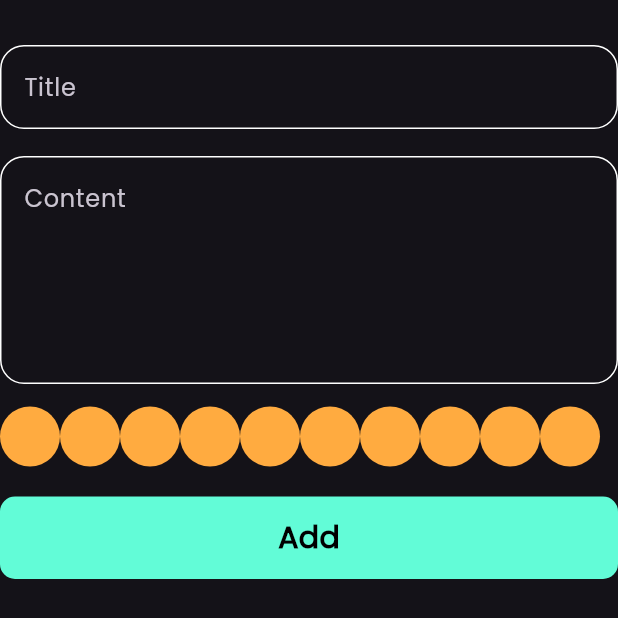
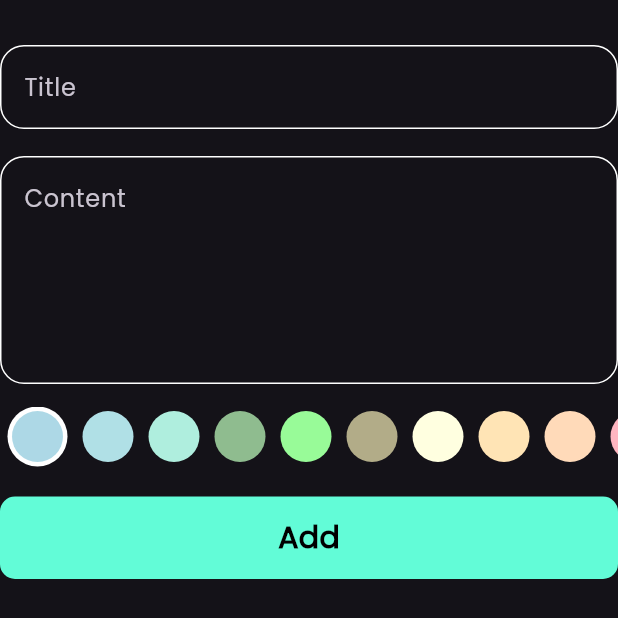
Before and after one commit to hassannwesh/notes_app, a Flutter app: the AddNoteForm widget shown alone on an empty page, opened directly, on a phone screen of 412 x 824 dp. Shown: the top 618 px of the screen. Run offline on Flutter 3.47's test engine with Material 3 defaults, Android fonts, the phone set to English and light mode, and no system bars; our stand-ins replace bloc, flutter_bloc, hive, hive_flutter, modal_progress_hud_nsn; accounts and stored records are empty; generated files the repository leaves out were written again.

Commit message:
create color list view p2

```diff
--- a/lib/widgets/add_note_form.dart
+++ b/lib/widgets/add_note_form.dart
@@ -46,9 +46,7 @@ class _AddNoteFormState extends State<AddNoteForm> {
             maxLines: 5,
           ),
           SizedBox(height: 15),
-          SizedBox(
-            height: 20*2,
-              child: ColorList()),
+          ColorListView(),
           SizedBox(height: 20),
           BlocBuilder<AddNoteCubit,AddNotesState>(
             builder: (context,state) {
--- a/lib/widgets/color_list_view.dart
+++ b/lib/widgets/color_list_view.dart
@@ -3,27 +3,83 @@ import 'package:flutter/cupertino.dart';
 import 'package:flutter/material.dart';
 
 class ColorItem extends StatelessWidget {
-  const ColorItem({super.key});
-
+  const ColorItem({super.key, required this.isActive, required this.color});
+final bool isActive;
+final Color color;
   @override
   Widget build(BuildContext context) {
-    return const CircleAvatar(
-      backgroundColor: Colors.orangeAccent,
+    return isActive ? CircleAvatar(
       radius: 20,
+      backgroundColor: Colors.white,
+      child: CircleAvatar(
+        radius: 17,
+        backgroundColor: color,
+      ),
+    ):  CircleAvatar(
+      backgroundColor: color,
+      radius: 17,
 
     );
   }
 }
-class ColorList extends StatelessWidget {
-  const ColorList({super.key});
+
+
+
+
+class ColorListView extends StatefulWidget {
+  const ColorListView({super.key});
 
   @override
+  State<ColorListView> createState() => _ColorListViewState();
+}
+
+
+class _ColorListViewState extends State<ColorListView> {
+  int currentIndex=0;
+  List<Color> color=[
+    Color(0xFFADD8E6), // Light Blue
+    Color(0xFFB0E0E6), // Powder Blue
+    Color(0xFFAFEEDE), // Pale Turquoise
+    Color(0xFF8FBC8F), // Dark Sea Green
+    Color(0xFF98FB98), // Pale Green
+    Color(0xFFB2AC88), // Sage
+    Color(0xFFFFFFE0), // Light Yellow
+    Color(0xFFFFE4B5), // Moccasin
+    Color(0xFFFFDAB9), // Peach Puff
+    Color(0xFFFFB6C1), // Light Pink
+    Color(0xFFDDA0DD), // Plum
+    Color(0xFFE6E6FA), // Lavender
+    Color(0xFFD8BFD8), // Thistle
+    Color(0xFFC0C0C0), // Silver
+    Color(0xFFD3D3D3), // Light Gray
+    Color(0xFFF5DEB3), // Wheat
+    Color(0xFFFFEBCD), // Blanched Almond
+    Color(0xFFCDB7B5), // Rosy Brown (muted)
+    Color(0xFFB0C4DE), // Light Steel Blue
+    Color(0xFFF08080), // Light Coral (muted)
+  ];
+  @override
   Widget build(BuildContext context) {
-    return ListView.builder(
-        scrollDirection: Axis.horizontal,
-        itemCount: 10,
-        itemBuilder: (context,index){
-          return const ColorItem();
-        });
+    return SizedBox(
+      height: 20*2,
+      child: ListView.builder(
+          scrollDirection: Axis.horizontal,
+          itemCount: color.length,
+          itemBuilder: (context,index){
+            return Padding(
+              padding: const EdgeInsets.symmetric(horizontal: 5),
+              child:  GestureDetector(
+                onTap: (){
+                  currentIndex=index;
+                  setState(() {});
+                },
+                child: ColorItem(
+                  color: color[index],
+                  isActive: currentIndex==index,
+                ),
+              ),
+            );
+          }),
+    );
   }
 }
```
